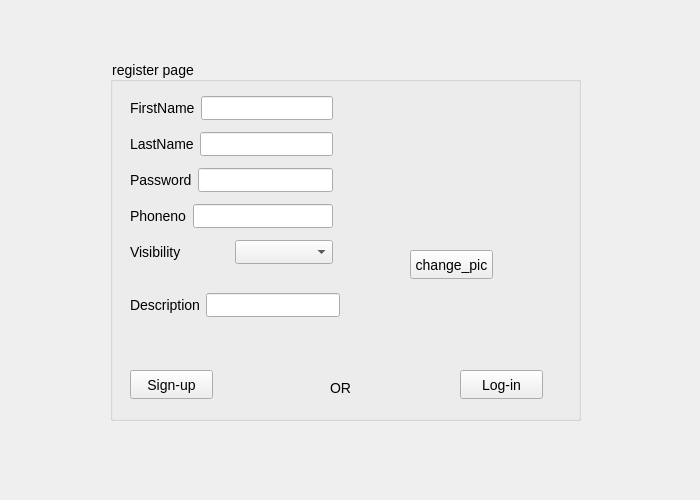
Before: the Qt Designer form Chat-Application/login.ui in verina101/Chat-Application, drawn with Qt 5.
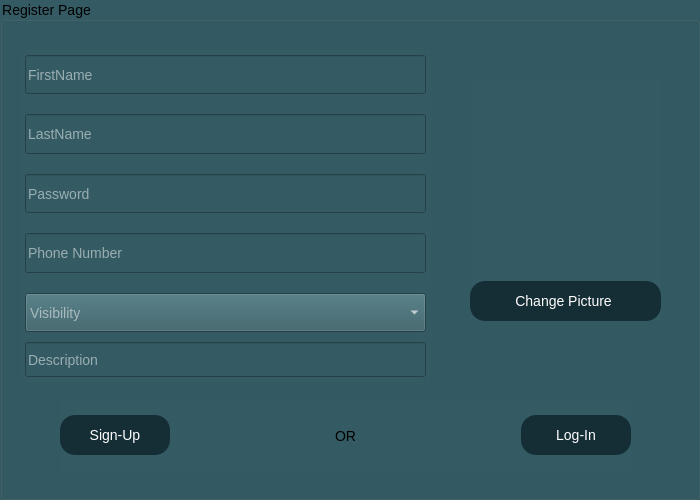
After: the same form once the commit is applied. The open tabs and pages were chosen to show the change.

The edit to the form file:
```diff
--- a/Chat-Application/login.ui
+++ b/Chat-Application/login.ui
@@ -13,6 +13,9 @@
   <property name="windowTitle">
    <string>login</string>
   </property>
+  <property name="styleSheet">
+   <string notr="true"/>
+  </property>
   <widget class="QStackedWidget" name="stackedWidget_2">
    <property name="geometry">
     <rect>
@@ -160,7 +163,7 @@
       <string>login</string>
      </property>
     </widget>
-    <widget class="QWidget" name="">
+    <widget class="QWidget" name="layoutWidget">
      <property name="geometry">
       <rect>
        <x>380</x>
@@ -260,188 +263,354 @@
     <widget class="QGroupBox" name="groupBox">
      <property name="geometry">
       <rect>
-       <x>110</x>
-       <y>60</y>
-       <width>471</width>
-       <height>361</height>
+       <x>0</x>
+       <y>0</y>
+       <width>700</width>
+       <height>500</height>
       </rect>
      </property>
+     <property name="styleSheet">
+      <string notr="true">background:rgb(52, 91, 99);</string>
+     </property>
      <property name="title">
-      <string>register page</string>
+      <string>Register Page</string>
      </property>
-     <widget class="QPushButton" name="pushButton_submit">
+     <property name="alignment">
+      <set>Qt::AlignLeading|Qt::AlignLeft|Qt::AlignVCenter</set>
+     </property>
+     <widget class="QWidget" name="layoutWidget_8">
       <property name="geometry">
        <rect>
-        <x>20</x>
-        <y>310</y>
-        <width>83</width>
-        <height>29</height>
+        <x>60</x>
+        <y>400</y>
+        <width>571</width>
+        <height>71</height>
        </rect>
       </property>
-      <property name="text">
-       <string>Sign-up</string>
-      </property>
+      <layout class="QHBoxLayout" name="horizontalLayout_17">
+       <item>
+        <widget class="QPushButton" name="pushButton_submit">
+         <property name="minimumSize">
+          <size>
+           <width>110</width>
+           <height>40</height>
+          </size>
+         </property>
+         <property name="styleSheet">
+          <string notr="true">background:rgb(21, 45, 53);
+font:14px;
+color:white;
+border-radius:15px;
+</string>
+         </property>
+         <property name="text">
+          <string>Sign-Up</string>
+         </property>
+        </widget>
+       </item>
+       <item>
+        <spacer name="horizontalSpacer_9">
+         <property name="orientation">
+          <enum>Qt::Horizontal</enum>
+         </property>
+         <property name="sizeHint" stdset="0">
+          <size>
+           <width>40</width>
+           <height>20</height>
+          </size>
+         </property>
+        </spacer>
+       </item>
+       <item>
+        <widget class="QLabel" name="label_2">
+         <property name="text">
+          <string>OR</string>
+         </property>
+        </widget>
+       </item>
+       <item>
+        <spacer name="horizontalSpacer_10">
+         <property name="orientation">
+          <enum>Qt::Horizontal</enum>
+         </property>
+         <property name="sizeHint" stdset="0">
+          <size>
+           <width>40</width>
+           <height>20</height>
+          </size>
+         </property>
+        </spacer>
+       </item>
+       <item>
+        <widget class="QPushButton" name="pushButton_loginin_2">
+         <property name="minimumSize">
+          <size>
+           <width>110</width>
+           <height>40</height>
+          </size>
+         </property>
+         <property name="styleSheet">
+          <string notr="true">background:rgb(21, 45, 53);
+font:14px;
+color:white;
+border-radius:15px;
+</string>
+         </property>
+         <property name="text">
+          <string>Log-In</string>
+         </property>
+        </widget>
+       </item>
+      </layout>
      </widget>
-     <widget class="QWidget" name="layoutWidget">
+     <widget class="QWidget" name="layoutWidget_9">
       <property name="geometry">
        <rect>
-        <x>20</x>
-        <y>230</y>
-        <width>210</width>
-        <height>30</height>
+        <x>470</x>
+        <y>80</y>
+        <width>191</width>
+        <height>241</height>
        </rect>
       </property>
-      <layout class="QHBoxLayout" name="horizontalLayout_8">
+      <layout class="QVBoxLayout" name="verticalLayout_9">
        <item>
-        <widget class="QLabel" name="label_7">
+        <widget class="QLabel" name="label_pic">
          <property name="text">
-          <string>Description</string>
+          <string/>
          </property>
+         <property name="alignment">
+          <set>Qt::AlignCenter</set>
+         </property>
         </widget>
        </item>
        <item>
-        <widget class="QLineEdit" name="lineEdit_description"/>
+        <widget class="QPushButton" name="pushButton_change_pic">
+         <property name="minimumSize">
+          <size>
+           <width>0</width>
+           <height>40</height>
+          </size>
+         </property>
+         <property name="styleSheet">
+          <string notr="true">background:rgb(21, 45, 53);
+font:14px;
+color:white;
+border-radius:15px;
+</string>
+         </property>
+         <property name="text">
+          <string>Change Picture </string>
+         </property>
+        </widget>
        </item>
       </layout>
      </widget>
-     <widget class="QWidget" name="layoutWidget">
+     <widget class="QWidget" name="layoutWidget_10">
       <property name="geometry">
        <rect>
         <x>20</x>
-        <y>30</y>
-        <width>203</width>
-        <height>180</height>
+        <y>50</y>
+        <width>411</width>
+        <height>332</height>
        </rect>
       </property>
-      <layout class="QVBoxLayout" name="verticalLayout_2">
+      <layout class="QVBoxLayout" name="verticalLayout_10">
+       <property name="spacing">
+        <number>0</number>
+       </property>
        <item>
-        <layout class="QHBoxLayout" name="horizontalLayout_4">
+        <layout class="QVBoxLayout" name="verticalLayout_2">
+         <property name="spacing">
+          <number>20</number>
+         </property>
+         <property name="leftMargin">
+          <number>5</number>
+         </property>
+         <property name="topMargin">
+          <number>5</number>
+         </property>
+         <property name="rightMargin">
+          <number>5</number>
+         </property>
+         <property name="bottomMargin">
+          <number>5</number>
+         </property>
          <item>
-          <widget class="QLabel" name="label_3">
-           <property name="text">
-            <string>FirstName</string>
-           </property>
-          </widget>
+          <layout class="QHBoxLayout" name="horizontalLayout_4">
+           <item>
+            <widget class="QLineEdit" name="lineEdit_firstname">
+             <property name="minimumSize">
+              <size>
+               <width>180</width>
+               <height>30</height>
+              </size>
+             </property>
+             <property name="maximumSize">
+              <size>
+               <width>16777215</width>
+               <height>300</height>
+              </size>
+             </property>
+             <property name="styleSheet">
+              <string notr="true">color:white;
+</string>
+             </property>
+             <property name="placeholderText">
+              <string>FirstName</string>
+             </property>
+            </widget>
+           </item>
+          </layout>
          </item>
          <item>
-          <widget class="QLineEdit" name="lineEdit_firstname"/>
+          <layout class="QHBoxLayout" name="horizontalLayout_5">
+           <item>
+            <widget class="QLineEdit" name="lineEdit_lastname">
+             <property name="minimumSize">
+              <size>
+               <width>180</width>
+               <height>30</height>
+              </size>
+             </property>
+             <property name="maximumSize">
+              <size>
+               <width>16777215</width>
+               <height>300</height>
+              </size>
+             </property>
+             <property name="styleSheet">
+              <string notr="true">color:white;</string>
+             </property>
+             <property name="placeholderText">
+              <string>LastName</string>
+             </property>
+            </widget>
+           </item>
+          </layout>
          </item>
-        </layout>
-       </item>
-       <item>
-        <layout class="QHBoxLayout" name="horizontalLayout_5">
          <item>
-          <widget class="QLabel" name="label_4">
-           <property name="text">
-            <string>LastName</string>
-           </property>
-          </widget>
+          <layout class="QHBoxLayout" name="horizontalLayout_6">
+           <item>
+            <widget class="QLineEdit" name="lineEdit_password_2">
+             <property name="minimumSize">
+              <size>
+               <width>180</width>
+               <height>30</height>
+              </size>
+             </property>
+             <property name="maximumSize">
+              <size>
+               <width>16777215</width>
+               <height>300</height>
+              </size>
+             </property>
+             <property name="styleSheet">
+              <string notr="true">color:white;</string>
+             </property>
+             <property name="echoMode">
+              <enum>QLineEdit::Password</enum>
+             </property>
+             <property name="placeholderText">
+              <string>Password</string>
+             </property>
+            </widget>
+           </item>
+          </layout>
          </item>
          <item>
-          <widget class="QLineEdit" name="lineEdit_lastname"/>
+          <layout class="QHBoxLayout" name="horizontalLayout_7">
+           <item>
+            <widget class="QLineEdit" name="lineEdit_phoneno">
+             <property name="minimumSize">
+              <size>
+               <width>180</width>
+               <height>30</height>
+              </size>
+             </property>
+             <property name="maximumSize">
+              <size>
+               <width>16777215</width>
+               <height>300</height>
+              </size>
+             </property>
+             <property name="styleSheet">
+              <string notr="true">color:white;</string>
+             </property>
+             <property name="placeholderText">
+              <string>Phone Number</string>
+             </property>
+            </widget>
+           </item>
+          </layout>
          </item>
-        </layout>
-       </item>
-       <item>
-        <layout class="QHBoxLayout" name="horizontalLayout_6">
          <item>
-          <widget class="QLabel" name="label_5">
-           <property name="text">
-            <string>Password</string>
-           </property>
-          </widget>
+          <layout class="QHBoxLayout" name="horizontalLayout_9">
+           <item>
+            <widget class="QComboBox" name="comboBox_visibilty">
+             <property name="minimumSize">
+              <size>
+               <width>180</width>
+               <height>30</height>
+              </size>
+             </property>
+             <property name="maximumSize">
+              <size>
+               <width>16777215</width>
+               <height>300</height>
+              </size>
+             </property>
+             <property name="styleSheet">
+              <string notr="true">color:white;</string>
+             </property>
+             <property name="placeholderText">
+              <string>Visibility</string>
+             </property>
+            </widget>
+           </item>
+          </layout>
          </item>
-         <item>
-          <widget class="QLineEdit" name="lineEdit_password_2">
-           <property name="echoMode">
-            <enum>QLineEdit::Password</enum>
-           </property>
-          </widget>
-         </item>
         </layout>
        </item>
        <item>
-        <layout class="QHBoxLayout" name="horizontalLayout_7">
+        <layout class="QHBoxLayout" name="horizontalLayout_8">
+         <property name="leftMargin">
+          <number>5</number>
+         </property>
+         <property name="topMargin">
+          <number>5</number>
+         </property>
+         <property name="rightMargin">
+          <number>5</number>
+         </property>
+         <property name="bottomMargin">
+          <number>5</number>
+         </property>
          <item>
-          <widget class="QLabel" name="label_6">
-           <property name="text">
-            <string>Phoneno</string>
+          <widget class="QLineEdit" name="lineEdit_description">
+           <property name="minimumSize">
+            <size>
+             <width>180</width>
+             <height>35</height>
+            </size>
            </property>
-          </widget>
-         </item>
-         <item>
-          <widget class="QLineEdit" name="lineEdit_phoneno"/>
-         </item>
-        </layout>
-       </item>
-       <item>
-        <layout class="QHBoxLayout" name="horizontalLayout_9">
-         <item>
-          <widget class="QLabel" name="label">
-           <property name="text">
-            <string>Visibility</string>
+           <property name="maximumSize">
+            <size>
+             <width>16777215</width>
+             <height>35</height>
+            </size>
            </property>
+           <property name="styleSheet">
+            <string notr="true">color:white;</string>
+           </property>
+           <property name="placeholderText">
+            <string>Description</string>
+           </property>
           </widget>
          </item>
-         <item>
-          <widget class="QComboBox" name="comboBox_visibilty"/>
-         </item>
         </layout>
        </item>
       </layout>
      </widget>
-     <widget class="QLabel" name="label_pic">
-      <property name="geometry">
-       <rect>
-        <x>290</x>
-        <y>40</y>
-        <width>141</width>
-        <height>141</height>
-       </rect>
-      </property>
-      <property name="text">
-       <string/>
-      </property>
-     </widget>
-     <widget class="QPushButton" name="pushButton_change_pic">
-      <property name="geometry">
-       <rect>
-        <x>300</x>
-        <y>190</y>
-        <width>83</width>
-        <height>29</height>
-       </rect>
-      </property>
-      <property name="text">
-       <string>change_pic</string>
-      </property>
-     </widget>
-     <widget class="QPushButton" name="pushButton_loginin_2">
-      <property name="geometry">
-       <rect>
-        <x>350</x>
-        <y>310</y>
-        <width>83</width>
-        <height>29</height>
-       </rect>
-      </property>
-      <property name="text">
-       <string>Log-in</string>
-      </property>
-     </widget>
-     <widget class="QLabel" name="label_2">
-      <property name="geometry">
-       <rect>
-        <x>220</x>
-        <y>320</y>
-        <width>49</width>
-        <height>16</height>
-       </rect>
-      </property>
-      <property name="text">
-       <string>OR</string>
-      </property>
-     </widget>
     </widget>
    </widget>
   </widget>
```
Left out of the diff: 2 changed lines with no effect on the pictures.
